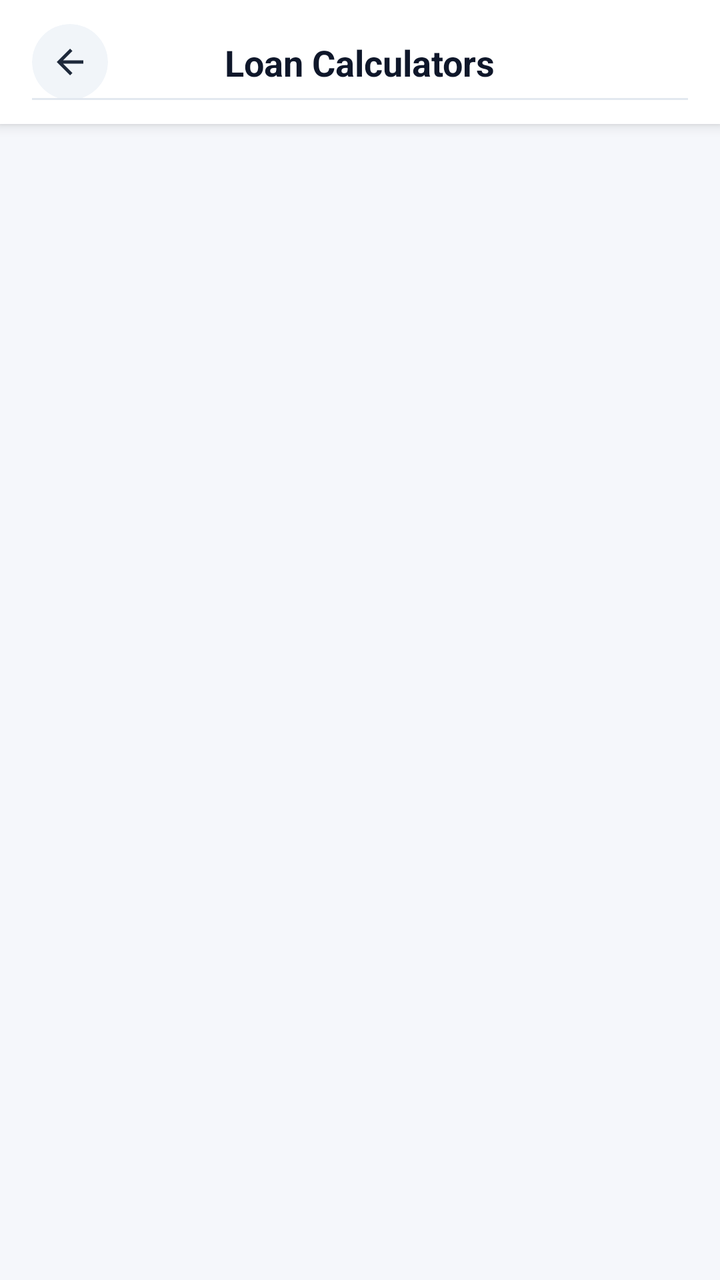
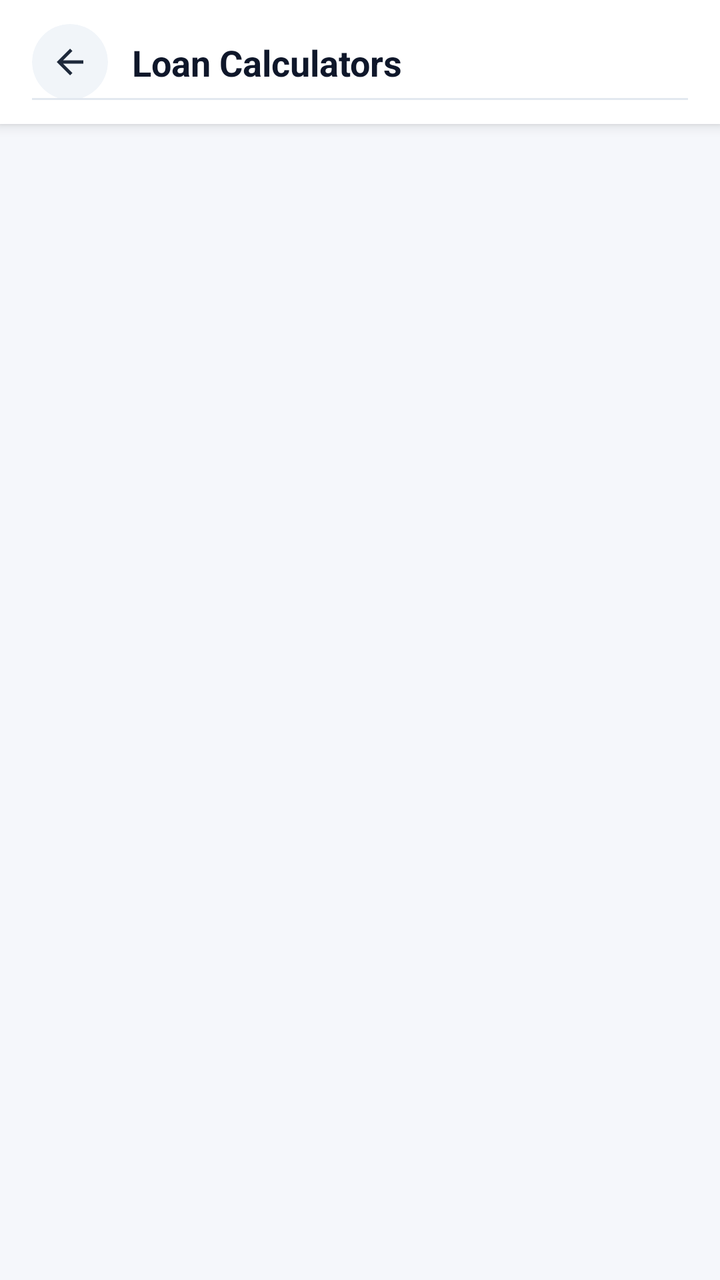

An Android layout rendered at two revisions. The XML below is the earlier revision; the diff shows what the commit changed to produce the second picture.
<!-- AndroidManifest.xml: application theme Theme.Calculatoremi -->
<!-- res/layout/fragment_category_list.xml -->
<?xml version="1.0" encoding="utf-8"?>
<LinearLayout xmlns:android="http://schemas.android.com/apk/res/android"
    xmlns:app="http://schemas.android.com/apk/res-auto"
    android:layout_width="match_parent"
    android:layout_height="match_parent"
    android:background="#F5F7FB"
    android:orientation="vertical">

    
    <androidx.constraintlayout.widget.ConstraintLayout
        android:id="@+id/categoryHeader"
        android:layout_width="match_parent"
        android:layout_height="wrap_content"
        android:minHeight="55dp"
        android:background="@android:color/white"
        android:elevation="4dp"
        android:paddingStart="16dp"
        android:paddingTop="12dp"
        android:paddingEnd="16dp"
        android:paddingBottom="12dp">

        <com.google.android.material.card.MaterialCardView
            android:id="@+id/btnBackContainer"
            android:layout_width="38dp"
            android:layout_height="38dp"
            app:cardBackgroundColor="#F1F5F9"
            app:cardCornerRadius="19dp"
            app:cardElevation="0dp"
            app:strokeWidth="0dp"
            app:layout_constraintBottom_toBottomOf="parent"
            app:layout_constraintStart_toStartOf="parent"
            app:layout_constraintTop_toTopOf="parent">

            <ImageView
                android:id="@+id/btnBackCategory"
                android:layout_width="20dp"
                android:layout_height="20dp"
                android:layout_gravity="center"
                android:src="@drawable/ic_arrow_back"
                app:tint="#1E293B" />
        </com.google.android.material.card.MaterialCardView>

        <TextView
            android:id="@+id/txtCategoryTitle"
            android:layout_width="wrap_content"
            android:layout_height="wrap_content"
            android:text="Loan Calculators"
            android:textColor="#0F172A"
            android:textSize="18sp"
            android:textStyle="bold"
            app:layout_constraintBottom_toBottomOf="parent"
            app:layout_constraintEnd_toEndOf="parent"
            app:layout_constraintStart_toStartOf="parent"
            app:layout_constraintTop_toTopOf="parent" />

        <View
            android:layout_width="match_parent"
            android:layout_height="1dp"
            android:background="#E2E8F0"
            app:layout_constraintBottom_toBottomOf="parent" />

    </androidx.constraintlayout.widget.ConstraintLayout>

    
    <androidx.recyclerview.widget.RecyclerView
        android:id="@+id/recyclerLoans"
        android:layout_width="match_parent"
        android:layout_height="match_parent"
        android:clipToPadding="false"
        android:padding="16dp" />

</LinearLayout>
<!-- resources referenced by this layout -->
<resources>
  <!-- drawable ic_arrow_back (drawable) -->
  <vector xmlns:android="http://schemas.android.com/apk/res/android"
      android:width="24dp"
      android:height="24dp"
      android:viewportWidth="960"
      android:viewportHeight="960">
    <path
        android:pathData="m313,520 l224,224 -57,56 -320,-320 320,-320 57,56 -224,224h487v80L313,520Z"
        android:fillColor="#e3e3e3"/>
  </vector>
  <style name="Theme.Calculatoremi" parent="Base.Theme.Calculatoremi" />
  <style name="Base.Theme.Calculatoremi" parent="Theme.Material3.DayNight.NoActionBar">
          <item name="android:statusBarColor">@android:color/transparent</item>
          <item name="android:navigationBarColor">@android:color/transparent</item>
          <item name="android:windowLightStatusBar">false</item>
          <item name="android:windowLightNavigationBar">true</item>
          <item name="colorPrimary">@color/primary</item>
          <item name="colorOnPrimary">#FFFFFF</item>
          <item name="colorSecondary">@color/gradient_accent</item>
          <item name="colorOnSecondary">#FFFFFF</item>
      </style>
  <color name="primary">#4F46E5</color>
  <color name="gradient_accent">#818CF8</color>
</resources>

<!-- the commit's change to res/layout/fragment_category_list.xml (unified diff, before → after) -->
@@ -42,15 +42,19 @@
 
         <TextView
             android:id="@+id/txtCategoryTitle"
-            android:layout_width="wrap_content"
+            android:layout_width="0dp"
             android:layout_height="wrap_content"
+            android:layout_marginStart="12dp"
+            android:layout_marginEnd="12dp"
             android:text="Loan Calculators"
             android:textColor="#0F172A"
             android:textSize="18sp"
             android:textStyle="bold"
+            android:maxLines="1"
+            android:ellipsize="end"
             app:layout_constraintBottom_toBottomOf="parent"
             app:layout_constraintEnd_toEndOf="parent"
-            app:layout_constraintStart_toStartOf="parent"
+            app:layout_constraintStart_toEndOf="@id/btnBackContainer"
             app:layout_constraintTop_toTopOf="parent" />
 
         <View
<!-- resource entries referenced after the edit -->
@@ -14,7 +14,7 @@
   <style name="Base.Theme.Calculatoremi" parent="Theme.Material3.DayNight.NoActionBar">
           <item name="android:statusBarColor">@android:color/transparent</item>
           <item name="android:navigationBarColor">@android:color/transparent</item>
-          <item name="android:windowLightStatusBar">false</item>
+          <item name="android:windowLightStatusBar">true</item>
           <item name="android:windowLightNavigationBar">true</item>
           <item name="colorPrimary">@color/primary</item>
           <item name="colorOnPrimary">#FFFFFF</item>
